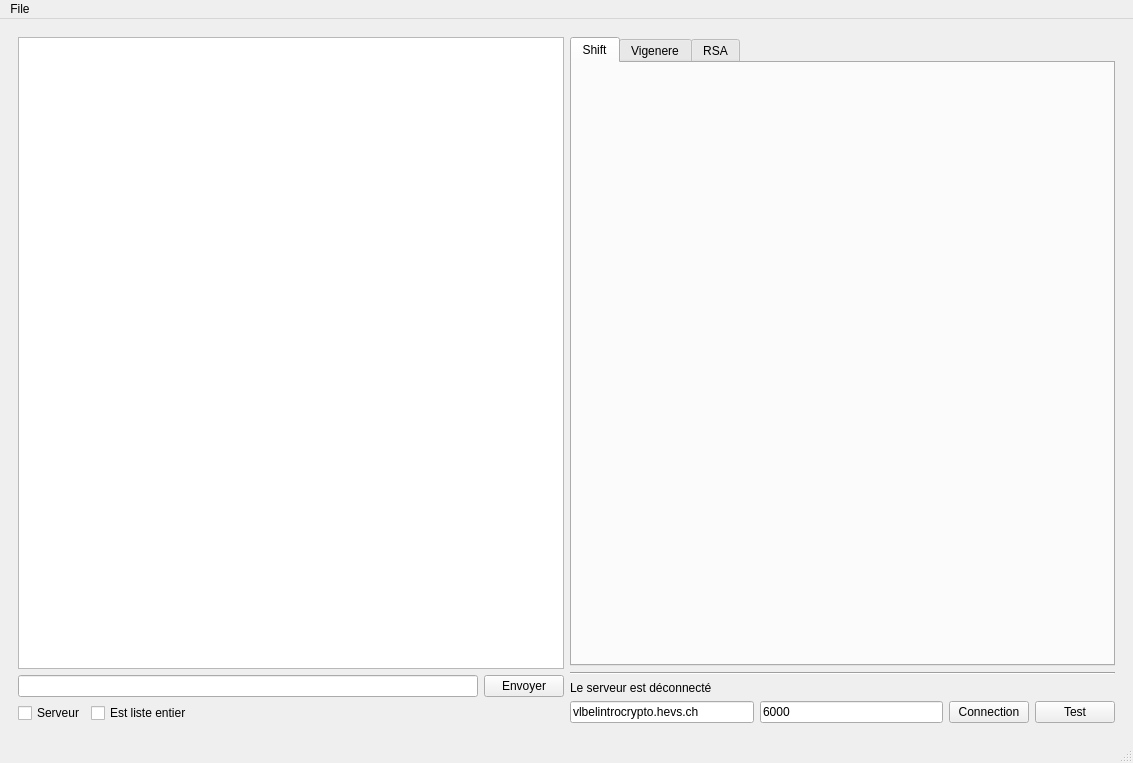
Before: the Qt Designer form crypto_client.ui in aa-augsburger/ISC_Crypto, drawn with Qt 5.
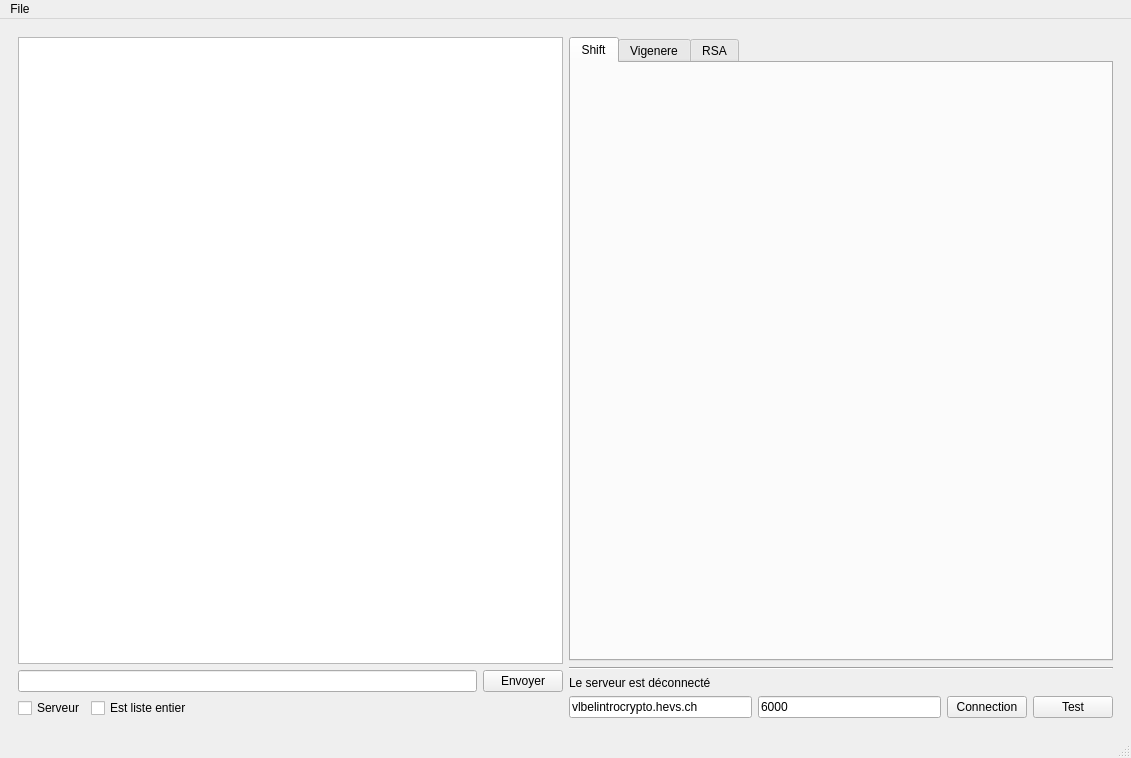
After: the same form once the commit is applied.

Commit message: msg on GUI send Ok received OK

```diff
--- a/crypto_client.ui
+++ b/crypto_client.ui
@@ -6,8 +6,8 @@
    <rect>
     <x>0</x>
     <y>0</y>
-    <width>1133</width>
-    <height>763</height>
+    <width>1131</width>
+    <height>758</height>
    </rect>
   </property>
   <property name="windowTitle">
@@ -32,7 +32,11 @@
          <item>
           <layout class="QVBoxLayout" name="verticalLayout">
            <item>
-            <widget class="QTextEdit" name="te_reception"/>
+            <widget class="QTextEdit" name="te_reception">
+             <property name="readOnly">
+              <bool>true</bool>
+             </property>
+            </widget>
            </item>
            <item>
             <layout class="QHBoxLayout" name="horizontalLayout_3">
@@ -172,7 +176,7 @@
     <rect>
      <x>0</x>
      <y>0</y>
-     <width>1133</width>
+     <width>1131</width>
      <height>21</height>
     </rect>
    </property>
```
The commit also changes 1 other file.
